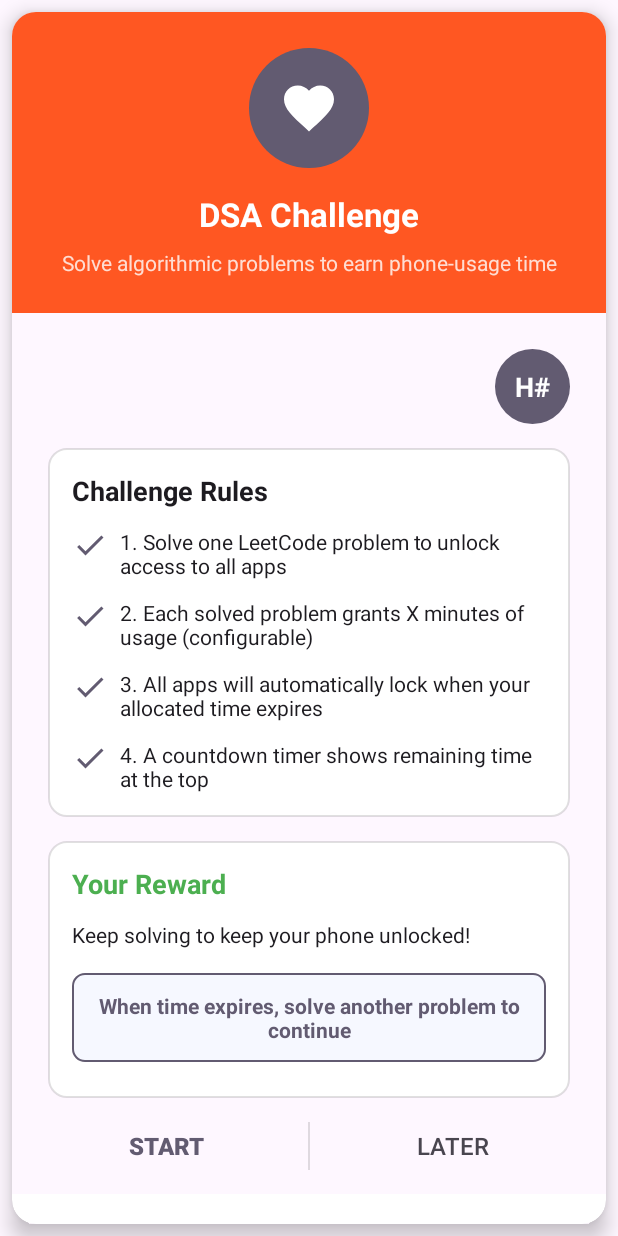
After one commit to hk973/Control-Addiction, an Android app built with Jetpack Compose: the layout dialog_dsa_challenge.xml on its own in the app's theme, with its tools: preview values and no code run, on a phone screen of 412 x 824 dp. The commit adds this screen. Run offline under Robolectric (Android 15) with nearby library versions, the phone set to English and light mode, and no system bars.

Commit message:
ADDED DIALOG FOR CODING CHALLENGE

```diff
--- a/app/build.gradle.kts
+++ b/app/build.gradle.kts
@@ -6,12 +6,12 @@ plugins {
 
 android {
     namespace = "com.genzopia.addiction"
-    compileSdk = 34
+    compileSdk = 35
 
     defaultConfig {
         applicationId = "com.genzopia.addiction"
         minSdk = 24
-        targetSdk = 34
+        targetSdk = 35
         versionCode = 18
         versionName = "10.8"
 
--- a/app/src/main/res/drawable/ic_info.xml
+++ b/app/src/main/res/drawable/ic_info.xml
@@ -1,9 +1,11 @@
+<?xml version="1.0" encoding="utf-8"?>
 <vector xmlns:android="http://schemas.android.com/apk/res/android"
     android:width="24dp"
     android:height="24dp"
     android:viewportWidth="24"
     android:viewportHeight="24">
+
     <path
-        android:fillColor="@color/blue"
-        android:pathData="M12,2C6.48,2 2,6.48 2,12s4.48,10 10,10 10,-4.48 10,-10S17.52,2 12,2zM12,17L12,11h-2v6h2zM12,9L12,7h-2v2h2z"/>
+        android:fillColor="#2196F3"
+        android:pathData="M12,2C6.48,2 2,6.48 2,12s4.48,10 10,10 10,-4.48 10,-10S17.52,2 12,2zM11,10h2v6h-2v-6zm0,-4h2v2h-2V6z"/>
 </vector>
--- /dev/null
+++ b/app/src/main/res/layout/dialog_dsa_challenge.xml
@@ -0,0 +1,294 @@
+<?xml version="1.0" encoding="utf-8"?>
+<androidx.cardview.widget.CardView
+    xmlns:android="http://schemas.android.com/apk/res/android"
+    xmlns:app="http://schemas.android.com/apk/res-auto"
+    android:layout_width="match_parent"
+    android:layout_height="match_parent"
+    android:layout_margin="@dimen/card_margin"
+    app:cardCornerRadius="@dimen/card_corner_radius"
+    app:cardElevation="@dimen/card_elevation">
+
+    <LinearLayout
+        android:layout_width="match_parent"
+        android:layout_height="match_parent"
+        android:orientation="vertical">
+
+        <!-- Header Section (Fixed) -->
+        <LinearLayout
+            android:layout_width="match_parent"
+            android:layout_height="wrap_content"
+            android:orientation="vertical"
+            android:background="@color/primary_500"
+            android:padding="@dimen/header_padding"
+            android:paddingBottom="@dimen/header_bottom_padding">
+
+            <LinearLayout
+                android:layout_width="@dimen/circle_size"
+                android:layout_height="@dimen/circle_size"
+                android:background="@drawable/circle_accent"
+                android:gravity="center"
+                android:layout_gravity="center_horizontal"
+                android:layout_marginBottom="16dp">
+
+                <ImageView
+                    android:layout_width="@dimen/icon_size"
+                    android:layout_height="@dimen/icon_size"
+                    android:src="@drawable/ic_heart"
+                    app:tint="@android:color/white" />
+            </LinearLayout>
+
+            <TextView
+                android:layout_width="match_parent"
+                android:layout_height="wrap_content"
+                android:text="DSA Challenge"
+                android:textColor="@android:color/white"
+                android:textSize="@dimen/title_text_size"
+                android:textStyle="bold"
+                android:gravity="center"
+                android:layout_marginBottom="8dp"/>
+
+            <TextView
+                android:layout_width="match_parent"
+                android:layout_height="wrap_content"
+                android:text="Solve algorithmic problems to earn phone‑usage time"
+                android:textColor="#CCFFFFFF"
+                android:textSize="@dimen/subtitle_text_size"
+                android:gravity="center"
+                android:maxLines="2"/>
+        </LinearLayout>
+
+        <!-- Scrollable Content Area -->
+        <ScrollView
+            android:layout_width="match_parent"
+            android:layout_height="0dp"
+            android:layout_weight="1"
+            android:fillViewport="true"
+            android:scrollbars="none">
+
+            <LinearLayout
+                android:layout_width="match_parent"
+                android:layout_height="wrap_content"
+                android:orientation="vertical"
+                android:background="?android:attr/colorBackground"
+                android:padding="@dimen/content_padding">
+
+                <!-- Overlap Space -->
+                <Space
+                    android:layout_width="match_parent"
+                    android:layout_height="@dimen/overlap_height"
+                    android:layout_marginTop="@dimen/overlap_margin" />
+
+                <!-- Time Counter -->
+                <LinearLayout
+                    android:layout_width="@dimen/small_circle_size"
+                    android:layout_height="@dimen/small_circle_size"
+                    android:background="@drawable/circle_accent"
+                    android:gravity="center"
+                    android:layout_gravity="end"
+                    android:layout_marginBottom="16dp">
+
+                    <TextView
+                        android:id="@+id/tvRemainingTime"
+                        android:layout_width="wrap_content"
+                        android:layout_height="wrap_content"
+                        android:text="H#"
+                        android:textColor="@android:color/white"
+                        android:textSize="18sp"
+                        android:textStyle="bold"/>
+                </LinearLayout>
+
+                <!-- Rules Container -->
+                <LinearLayout
+                    android:layout_width="match_parent"
+                    android:layout_height="wrap_content"
+                    android:orientation="vertical"
+                    android:background="@drawable/card_background"
+                    android:padding="16dp"
+                    android:layout_marginBottom="16dp">
+
+                    <TextView
+                        android:layout_width="match_parent"
+                        android:layout_height="wrap_content"
+                        android:text="Challenge Rules"
+                        android:textColor="?android:attr/textColorPrimary"
+                        android:textSize="18sp"
+                        android:textStyle="bold"
+                        android:drawablePadding="8dp"
+                        android:gravity="center_vertical"
+                        android:layout_marginBottom="12dp"/>
+
+                    <LinearLayout
+                        android:layout_width="match_parent"
+                        android:layout_height="wrap_content"
+                        android:orientation="vertical">
+
+                        <!-- Unlock All Apps -->
+                        <LinearLayout
+                            android:layout_width="match_parent"
+                            android:layout_height="wrap_content"
+                            android:orientation="horizontal"
+                            android:layout_marginBottom="12dp">
+
+                            <ImageView
+                                android:layout_width="24dp"
+                                android:layout_height="24dp"
+                                android:src="@drawable/ic_check"
+                                android:layout_marginEnd="8dp"
+                                app:tint="?android:attr/colorAccent" />
+
+                            <TextView
+                                android:layout_width="0dp"
+                                android:layout_height="wrap_content"
+                                android:layout_weight="1"
+                                android:text="1. Solve one LeetCode problem to unlock access to all apps"
+                                android:textColor="?android:attr/textColorPrimary"/>
+                        </LinearLayout>
+
+                        <!-- Proportional Time -->
+                        <LinearLayout
+                            android:layout_width="match_parent"
+                            android:layout_height="wrap_content"
+                            android:orientation="horizontal"
+                            android:layout_marginBottom="12dp">
+
+                            <ImageView
+                                android:layout_width="24dp"
+                                android:layout_height="24dp"
+                                android:src="@drawable/ic_check"
+                                android:layout_marginEnd="8dp"
+                                app:tint="?android:attr/colorAccent" />
+
+                            <TextView
+                                android:layout_width="0dp"
+                                android:layout_height="wrap_content"
+                                android:layout_weight="1"
+                                android:text="2. Each solved problem grants X minutes of usage (configurable)"
+                                android:textColor="?android:attr/textColorPrimary"/>
+                        </LinearLayout>
+
+                        <!-- Automatic Lock -->
+                        <LinearLayout
+                            android:layout_width="match_parent"
+                            android:layout_height="wrap_content"
+                            android:orientation="horizontal"
+                            android:layout_marginBottom="12dp">
+
+                            <ImageView
+                                android:layout_width="24dp"
+                                android:layout_height="24dp"
+                                android:src="@drawable/ic_check"
+                                android:layout_marginEnd="8dp"
+                                app:tint="?android:attr/colorAccent" />
+
+                            <TextView
+                                android:layout_width="0dp"
+                                android:layout_height="wrap_content"
+                                android:layout_weight="1"
+                                android:text="3. All apps will automatically lock when your allocated time expires"
+                                android:textColor="?android:attr/textColorPrimary"/>
+                        </LinearLayout>
+
+                        <!-- Timer Visible -->
+                        <LinearLayout
+                            android:layout_width="match_parent"
+                            android:layout_height="wrap_content"
+                            android:orientation="horizontal">
+
+                            <ImageView
+                                android:layout_width="24dp"
+                                android:layout_height="24dp"
+                                android:src="@drawable/ic_check"
+                                android:layout_marginEnd="8dp"
+                                app:tint="?android:attr/colorAccent" />
+
+                            <TextView
+                                android:layout_width="0dp"
+                                android:layout_height="wrap_content"
+                                android:layout_weight="1"
+                                android:text="4. A countdown timer shows remaining time at the top"
+                                android:textColor="?android:attr/textColorPrimary"/>
+                        </LinearLayout>
+                    </LinearLayout>
+                </LinearLayout>
+
+                <!-- Reward Container -->
+                <LinearLayout
+                    android:layout_width="match_parent"
+                    android:layout_height="wrap_content"
+                    android:orientation="vertical"
+                    android:background="@drawable/card_background"
+                    android:padding="16dp"
+                    android:layout_marginBottom="24dp">
+
+                    <TextView
+                        android:layout_width="match_parent"
+                        android:layout_height="wrap_content"
+                        android:text="Your Reward"
+                        android:textColor="@color/success_color"
+                        android:textSize="18sp"
+                        android:textStyle="bold"
+                        android:drawablePadding="8dp"
+                        android:gravity="center_vertical"
+                        android:layout_marginBottom="12dp"/>
+
+                    <TextView
+                        android:layout_width="match_parent"
+                        android:layout_height="wrap_content"
+                        android:text="Keep solving to keep your phone unlocked!"
+                        android:textColor="?android:attr/textColorPrimary"
+                        android:layout_marginBottom="8dp"/>
+
+                    <TextView
+                        android:layout_width="match_parent"
+                        android:layout_height="wrap_content"
+                        android:text="When time expires, solve another problem to continue"
+                        android:textColor="?android:attr/colorAccent"
+                        android:textStyle="bold"
+                        android:gravity="center"
+                        android:padding="12dp"
+                        android:background="@drawable/highlight_background"
+                        android:layout_marginVertical="8dp"/>
+                </LinearLayout>
+            </LinearLayout>
+        </ScrollView>
+
+        <!-- Fixed Button Footer -->
+        <LinearLayout
+            android:layout_width="match_parent"
+            android:layout_height="wrap_content"
+            android:orientation="horizontal"
+            android:weightSum="2"
+            android:divider="@drawable/divider"
+            android:showDividers="middle"
+            android:dividerPadding="8dp"
+            android:layout_marginBottom="20dp"
+            android:padding="8dp"
+            android:background="?android:attr/colorBackground">
+
+            <Button
+                android:id="@+id/btnStart"
+                style="?android:attr/borderlessButtonStyle"
+                android:layout_width="0dp"
+                android:layout_height="@dimen/button_height"
+                android:layout_weight="1"
+                android:text="Start"
+                android:textColor="?android:attr/colorAccent"
+                android:textSize="16sp"
+                android:textStyle="bold"
+                android:background="?android:attr/selectableItemBackground"
+                android:gravity="center"/>
+
+            <Button
+                android:id="@+id/btnLater"
+                style="?android:attr/borderlessButtonStyle"
+                android:layout_width="0dp"
+                android:layout_height="@dimen/button_height"
+                android:layout_weight="1"
+                android:text="Later"
+                android:textColor="?android:attr/textColorSecondary"
+                android:textSize="16sp"
+                android:background="?android:attr/selectableItemBackground"
+                android:gravity="center"/>
+        </LinearLayout>
+    </LinearLayout>
+</androidx.cardview.widget.CardView>
--- a/app/src/main/res/values/dimens.xml
+++ b/app/src/main/res/values/dimens.xml
@@ -21,7 +21,7 @@
     <dimen name="button_elevation">4dp</dimen>
     <dimen name="preview_image_height">200dp</dimen>
         <!-- Base dimensions -->
-        <dimen name="card_margin">16dp</dimen>
+        <dimen name="card_margin">8dp</dimen>
 
         <dimen name="card_elevation">8dp</dimen>
 
```
Also changed, not shown: app/src/main/AndroidManifest.xml (+8 -6 lines), app/src/main/java/com/genzopia/addiction/Launcher/DSAChallengeDialog.java (added, +54 -0 lines), app/src/main/java/com/genzopia/addiction/Launcher/InfoDsaDialog.java (added, +94 -0 lines), app/src/main/java/com/genzopia/addiction/Launcher/MainFragment.java (+12 -3 lines), app/src/main/java/com/genzopia/addiction/Launcher/SharedPrefHelper.java (+18 -1 lines), app/src/main/res/layout/dialog_dsa_config.xml (added, +132 -0 lines), app/src/main/res/layout/dialog_time_picker.xml (+6 -3 lines).
